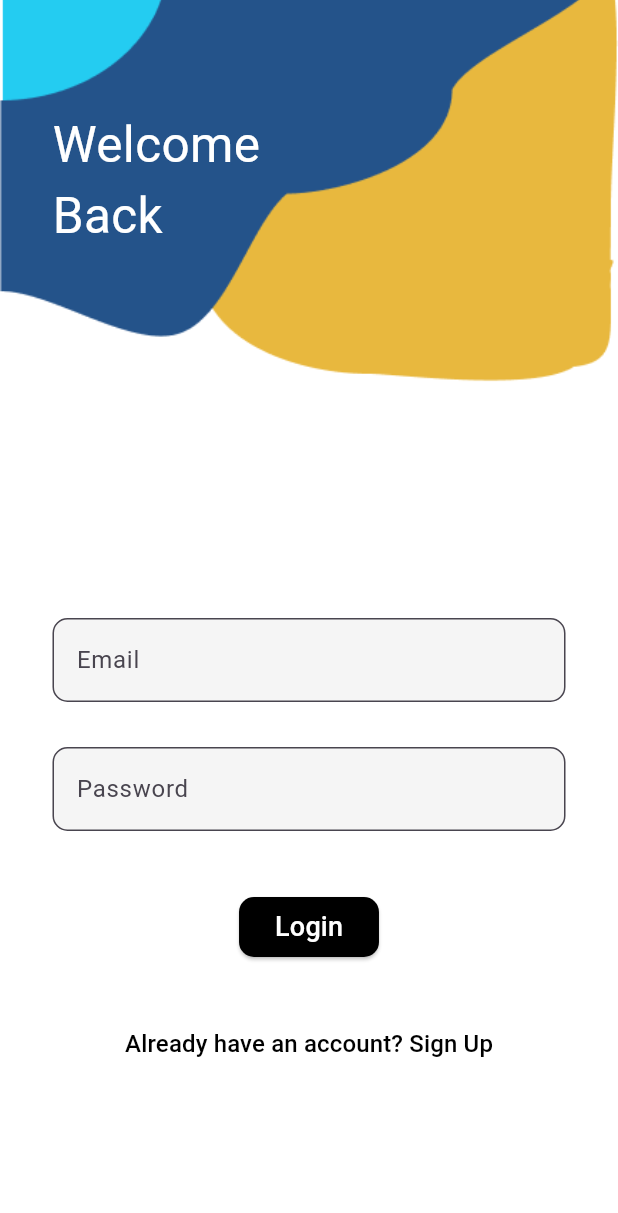
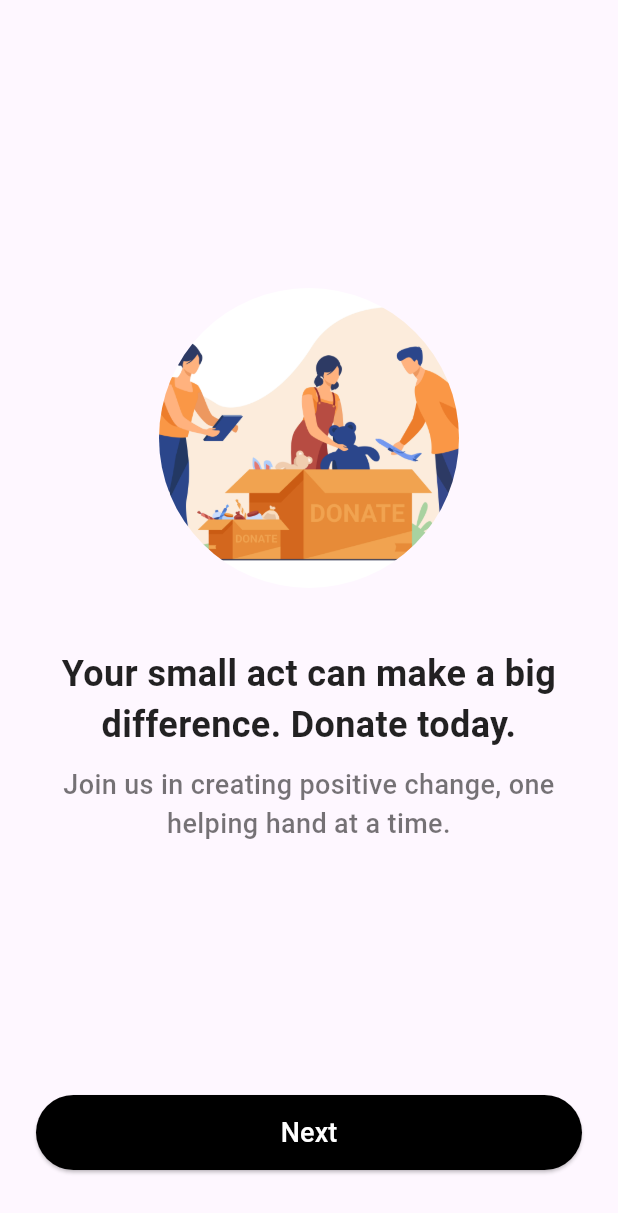
Before and after one commit to NADIYA109/Online_Donation_App, a Flutter app: the screen it shows after launch, on a phone screen of 412 x 824 dp. Shown: the top 1213 px of the screen. Run offline on Flutter 3.47's test engine with Material 3 defaults, Android fonts, the phone set to English and light mode, and no system bars; our stand-ins replace firebase_auth, firebase_core, fluttertoast, shared_preferences; accounts and stored records are empty.

Commit message:
Added Onboarding Screens

```diff
--- a/lib/main.dart
+++ b/lib/main.dart
@@ -1,7 +1,10 @@
 import 'package:firebase_core/firebase_core.dart';
 import 'package:flutter/material.dart';
 import 'package:online_donation_app/providers/user_provider.dart';
+import 'package:online_donation_app/services/local_storage_service.dart';
 import 'package:online_donation_app/views/home_screen.dart';
+import 'package:online_donation_app/views/onboarding_screen1.dart';
+import 'package:online_donation_app/views/onboarding_screen2.dart';
 import 'package:online_donation_app/views/signin_screen.dart';
 import 'package:online_donation_app/views/signup_screen.dart';
 import 'package:provider/provider.dart';  // Import the provider package
@@ -9,10 +12,15 @@ import 'package:provider/provider.dart';  // Import the provider package
 void main() async {
   WidgetsFlutterBinding.ensureInitialized();
   await Firebase.initializeApp();
-  runApp(MyApp());
+   bool isOnboardingDone = await LocalStorageService.isOnboardingDone();
+  runApp(MyApp(isOnboardingDone: isOnboardingDone));
 }
+  // runApp(MyApp());
+//}
 
 class MyApp extends StatelessWidget {
+   final bool isOnboardingDone;
+   MyApp({required this.isOnboardingDone});
   @override
   Widget build(BuildContext context) {
     return ChangeNotifierProvider(
@@ -21,11 +29,14 @@ class MyApp extends StatelessWidget {
         debugShowCheckedModeBanner: false,
         title: 'Online Donation App',
         theme: ThemeData(primarySwatch: Colors.blue),
-        initialRoute: '/login',
+        // initialRoute: '/login',
+        initialRoute: isOnboardingDone ? '/login' : '/onboarding1',
         routes: {
           '/login': (context) => LoginScreen(),
           '/signup': (context) => SignUpScreen(),
           '/home': (context) => HomeScreen(),
+          '/onboarding1': (context) => OnboardingScreen1(),
+        '/onboarding2': (context) => OnboardingScreen2(),
         },
       ),
     );
--- /dev/null
+++ b/lib/views/onboarding_screen1.dart
@@ -0,0 +1,126 @@
+// import 'package:flutter/material.dart';
+// import 'package:online_donation_app/views/onboarding_screen2.dart';
+
+// class OnboardingScreen1 extends StatelessWidget {
+//   @override
+//   Widget build(BuildContext context) {
+//     return Scaffold(
+//       body: SafeArea(
+//         child: Padding(
+//           padding: EdgeInsets.all(24),
+//           child: Column(
+//             mainAxisAlignment: MainAxisAlignment.center,
+//             children: [
+//               Spacer(),
+//               Container(
+//                 width: 200,
+//                 height: 200,
+//                 decoration: BoxDecoration(
+//                   shape: BoxShape.circle,
+//                   image: DecorationImage(
+//                     image: AssetImage('assets/onboarding1.jpg'),
+//                     fit: BoxFit.cover,
+//                   ),
+//                 ),
+//               ),
+//               SizedBox(height: 40),
+//               Text(
+//                 "Your small act can make a big difference. Donate today.",
+//                 textAlign: TextAlign.center,
+//                 style: TextStyle(fontSize: 20, fontWeight: FontWeight.w600),
+//               ),
+//               Spacer(),
+//               ElevatedButton(
+//                 onPressed: () {
+//                   Navigator.push(
+//                     context,
+//                     MaterialPageRoute(builder: (_) => OnboardingScreen2()),
+//                   );
+//                 },
+//                 child: Text('Next'),
+//                 style: ElevatedButton.styleFrom(
+//                   minimumSize: Size(double.infinity, 50),
+//                 ),
+//               ),
+//               SizedBox(height: 20),
+//             ],
+//           ),
+//         ),
+//       ),
+//     );
+//   }
+// }
+
+
+import 'package:flutter/material.dart';
+import 'package:online_donation_app/views/onboarding_screen2.dart';
+
+class OnboardingScreen1 extends StatelessWidget {
+  @override
+  Widget build(BuildContext context) {
+    return Scaffold(
+      body: SafeArea(
+        child: Padding(
+          padding: EdgeInsets.all(24),
+          child: Column(
+            mainAxisAlignment: MainAxisAlignment.center,
+            children: [
+              Spacer(),
+              Container(
+                width: 200,
+                height: 200,
+                decoration: BoxDecoration(
+                  shape: BoxShape.circle,
+                  image: DecorationImage(
+                    image: AssetImage('assets/onboarding1.jpg'),
+                    fit: BoxFit.cover,
+                  ),
+                ),
+              ),
+              SizedBox(height: 40),
+              // First Sentence - Bold, Dark Black, Larger Font
+              Text(
+                "Your small act can make a big difference. Donate today.",
+                textAlign: TextAlign.center,
+                style: TextStyle(
+                  fontSize: 24,
+                  fontWeight: FontWeight.bold,
+                  color: Colors.black87,
+                ),
+              ),
+              SizedBox(height: 10),
+              // Second Sentence - Less Bold, Lighter Black, Smaller Font
+              Text(
+                "Join us in creating positive change, one helping hand at a time.",
+                textAlign: TextAlign.center,
+                style: TextStyle(
+                  fontSize: 18,
+                  fontWeight: FontWeight.w500,
+                  color: Colors.black54,
+                ),
+              ),
+              Spacer(),
+              ElevatedButton(
+                onPressed: () {
+                  Navigator.push(
+                    context,
+                    MaterialPageRoute(builder: (_) => OnboardingScreen2()),
+                  );
+                },
+                child: Text(
+                  'Next',
+                  style: TextStyle(color: Colors.white, fontSize: 18),
+                ),
+                style: ElevatedButton.styleFrom(
+                  backgroundColor: Colors.black,
+                  minimumSize: Size(double.infinity, 50),
+                ),
+              ),
+              SizedBox(height: 20),
+            ],
+          ),
+        ),
+      ),
+    );
+  }
+}
--- a/pubspec.yaml
+++ b/pubspec.yaml
@@ -38,6 +38,7 @@ dependencies:
   firebase_auth: ^5.5.3
   provider: ^6.1.5
   fluttertoast: ^8.2.12
+  shared_preferences: ^2.5.3
 
 dev_dependencies:
   flutter_test:
```
Also changed, not shown: lib/services/local_storage_service.dart (added, +17 -0 lines), lib/views/onboarding_screen2.dart (added, +81 -0 lines), assets/onboarding1.jpg (added), assets/onboarding2.png (added), pubspec.lock, 1 other file.
